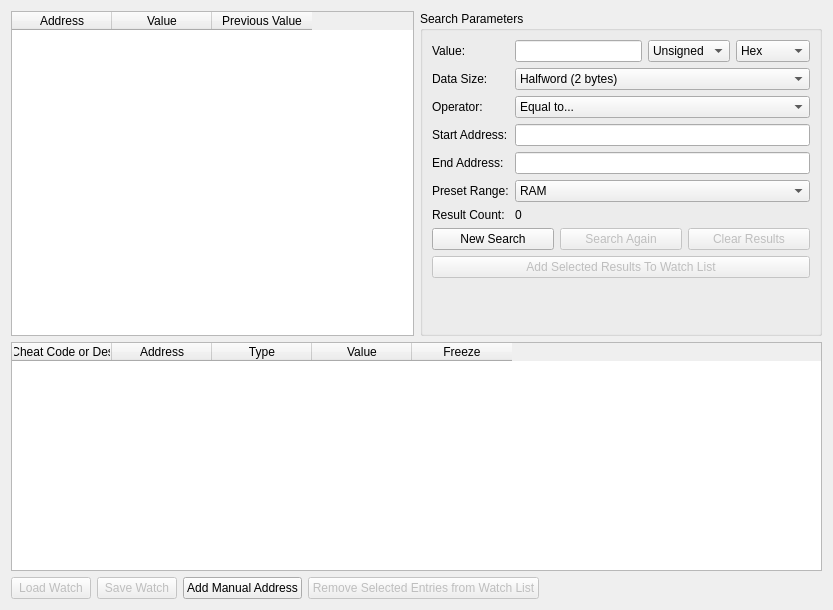
This is src/duckstation-qt/memoryscannerwindow.ui in stenzek/duckstation as Qt 5 draws it before an edit. The edited form follows.
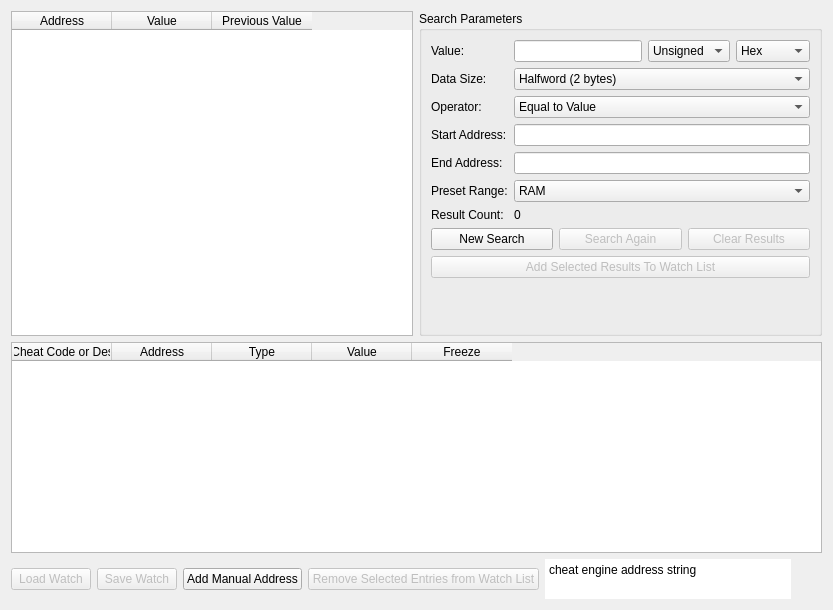
This is the edited form. Icons and pictures are not drawn.

Commit message: Renamed Mem Scanner Op Text&added Virtual Address

```diff
--- a/src/duckstation-qt/memoryscannerwindow.ui
+++ b/src/duckstation-qt/memoryscannerwindow.ui
@@ -152,7 +152,7 @@
        <widget class="QComboBox" name="scanOperator">
         <item>
          <property name="text">
-          <string>Equal to...</string>
+          <string>Equal to Value</string>
          </property>
         </item>
         <item>
@@ -446,6 +446,48 @@
          </property>
         </widget>
        </item>
+       
+             <item>
+              <widget class="QTextEdit" name="cheatEngineAddress">
+               <property name="enabled">
+                <bool>true</bool>
+               </property>
+               <property name="maximumSize">
+                <size>
+                 <width>833</width>
+                 <height>40</height>
+                </size>
+               </property>               
+               <property name="inputMethodHints">
+                <set>Qt::ImhNone</set>
+               </property>
+               <property name="frameShape">
+                <enum>QFrame::NoFrame</enum>
+               </property>
+               <property name="verticalScrollBarPolicy">
+                <enum>Qt::ScrollBarAlwaysOff</enum>
+               </property>
+               <property name="horizontalScrollBarPolicy">
+                <enum>Qt::ScrollBarAlwaysOff</enum>
+               </property>
+               <property name="readOnly">
+                <bool>false</bool>
+               </property>
+               <property name="acceptRichText">
+                <bool>false</bool>
+               </property>
+               <property name="textInteractionFlags">
+                <set>Qt::TextEditable</set>
+               </property>
+               <property name="placeholderText">
+                <string notr="true"/>
+               </property>
+               <property name="text">
+                <string>cheat engine address string</string>
+               </property>
+              </widget>
+             </item>
+       
        <item>
         <spacer name="horizontalSpacer_2">
          <property name="orientation">
```
Left out of the diff: 30 changed lines with no effect on the pictures. The commit also changes 1 other file.
